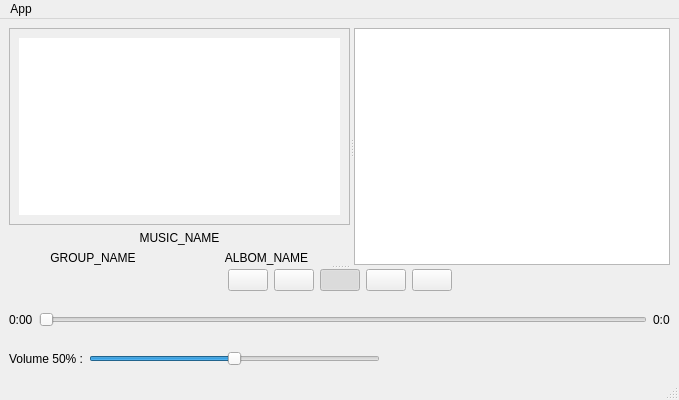
This is MusicPlayer/mainwindow.ui in x0r4ks/SystemProgramming as Qt 5 draws it before an edit. The edited form follows.
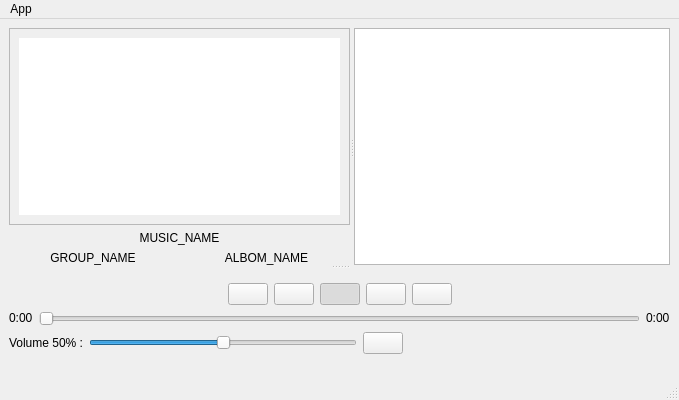
This is the edited form. Icons and pictures are not drawn.

Patch:
```diff
--- a/MusicPlayer/mainwindow.ui
+++ b/MusicPlayer/mainwindow.ui
@@ -297,6 +297,12 @@
            <layout class="QHBoxLayout" name="horizontalLayout_2">
             <item>
              <widget class="QLabel" name="curent_duration_lbl">
+              <property name="sizePolicy">
+               <sizepolicy hsizetype="Fixed" vsizetype="Fixed">
+                <horstretch>0</horstretch>
+                <verstretch>0</verstretch>
+               </sizepolicy>
+              </property>
               <property name="text">
                <string>0:00</string>
               </property>
@@ -304,6 +310,12 @@
             </item>
             <item>
              <widget class="QSlider" name="duration_slider">
+              <property name="sizePolicy">
+               <sizepolicy hsizetype="Preferred" vsizetype="Fixed">
+                <horstretch>0</horstretch>
+                <verstretch>0</verstretch>
+               </sizepolicy>
+              </property>
               <property name="orientation">
                <enum>Qt::Orientation::Horizontal</enum>
               </property>
@@ -311,8 +323,14 @@
             </item>
             <item>
              <widget class="QLabel" name="duration_lbl">
+              <property name="sizePolicy">
+               <sizepolicy hsizetype="Fixed" vsizetype="Fixed">
+                <horstretch>0</horstretch>
+                <verstretch>0</verstretch>
+               </sizepolicy>
+              </property>
               <property name="text">
-               <string>0:0</string>
+               <string>0:00</string>
               </property>
              </widget>
             </item>
@@ -343,6 +361,35 @@
               </property>
              </widget>
             </item>
+            <item>
+             <widget class="QPushButton" name="mute_btn">
+              <property name="sizePolicy">
+               <sizepolicy hsizetype="Fixed" vsizetype="Fixed">
+                <horstretch>0</horstretch>
+                <verstretch>0</verstretch>
+               </sizepolicy>
+              </property>
+              <property name="text">
+               <string/>
+              </property>
+              <property name="icon">
+               <iconset resource="res.qrc">
+                <normaloff>:/icons/contorl/icons/unmute.png</normaloff>:/icons/contorl/icons/unmute.png</iconset>
+              </property>
+              <property name="iconSize">
+               <size>
+                <width>16</width>
+                <height>16</height>
+               </size>
+              </property>
+              <property name="shortcut">
+               <string>Ctrl+M</string>
+              </property>
+              <property name="checkable">
+               <bool>true</bool>
+              </property>
+             </widget>
+            </item>
             <item>
              <spacer name="horizontalSpacer_2">
               <property name="orientation">
```
Left out of the diff: 65 changed lines with no effect on the pictures.
